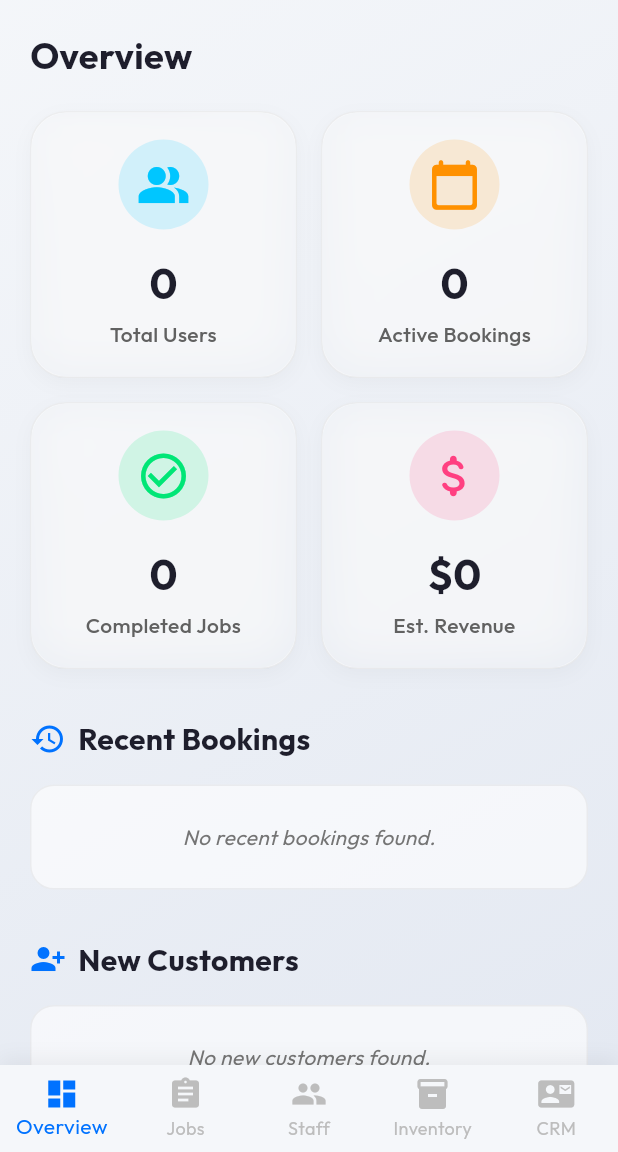
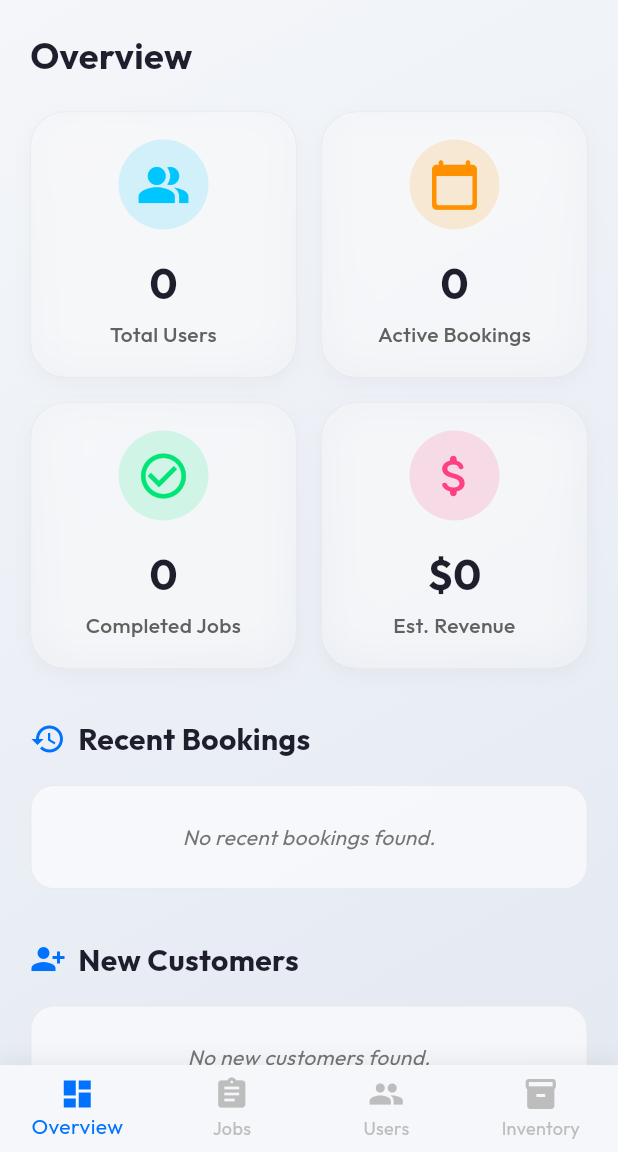
Before and after one commit to Thiva123-ab/Autosync-, a Flutter app: the AdminDashboard screen opened by its route, on a phone screen of 412 x 824 dp, the part 84-1236 px from its top. Run offline on Flutter 3.47's test engine with Material 3 defaults, Android fonts, the phone set to English and light mode, and no system bars; drawn by our look-alikes of flutter_animate; our stand-ins replace cloud_firestore, firebase_auth, firebase_core, flutter_riverpod, go_router, google_fonts and 1 more; accounts and stored records are empty; network calls fail.

Commit message:
Step 2: Create Users tab to replace Staff and CRM

```diff
--- a/lib/features/dashboard/admin/presentation/admin_dashboard.dart
+++ b/lib/features/dashboard/admin/presentation/admin_dashboard.dart
@@ -8,9 +8,8 @@ import '../../../../core/presentation/widgets/staff_drawer.dart';
 import '../../../../core/presentation/widgets/theme_toggle_button.dart';
 import '../../../../core/models/job_model.dart';
 import 'job_board_page.dart';
-import 'staff_roster_page.dart';
 import 'inventory_page.dart';
-import 'crm_page.dart';
+import 'users_page.dart';
 
 final adminUsersCountProvider = StreamProvider.autoDispose<int>((ref) {
   return FirebaseFirestore.instance.collection('users').snapshots().map((s) => s.docs.length);
@@ -106,13 +105,10 @@ class _AdminDashboardState extends ConsumerState<AdminDashboard> {
         currentBody = const JobBoardPage();
         break;
       case 2:
-        currentBody = const StaffRosterPage();
+        currentBody = const UsersPage();
         break;
       case 3:
         currentBody = const InventoryPage();
-        break;
-      case 4:
-        currentBody = const CrmPage();
         break;
       default:
         currentBody = _buildOverview(ref, theme, isDark);
@@ -168,9 +164,8 @@ class _AdminDashboardState extends ConsumerState<AdminDashboard> {
           items: const [
             BottomNavigationBarItem(icon: Icon(Icons.dashboard), label: 'Overview'),
             BottomNavigationBarItem(icon: Icon(Icons.assignment), label: 'Jobs'),
-            BottomNavigationBarItem(icon: Icon(Icons.people), label: 'Staff'),
+            BottomNavigationBarItem(icon: Icon(Icons.people), label: 'Users'),
             BottomNavigationBarItem(icon: Icon(Icons.inventory_2), label: 'Inventory'),
-            BottomNavigationBarItem(icon: Icon(Icons.contact_mail), label: 'CRM'),
           ],
         ),
       ),
```
Also changed, not shown: lib/features/dashboard/admin/presentation/users_page.dart (added, +11 -0 lines).
